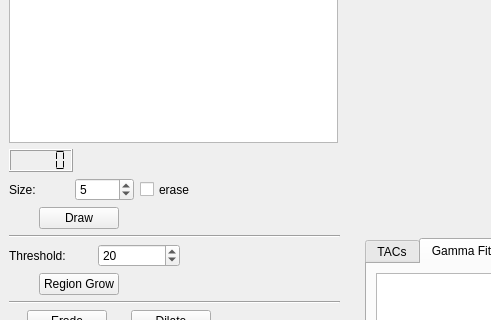
Old version of the form main/KardioPerfusion.ui in the repository CardiacImagingCharite/CardiacPerfusion; both pictures show x 0 to 491 and y 225 to 545 of the 1182 by 905 pixel window.
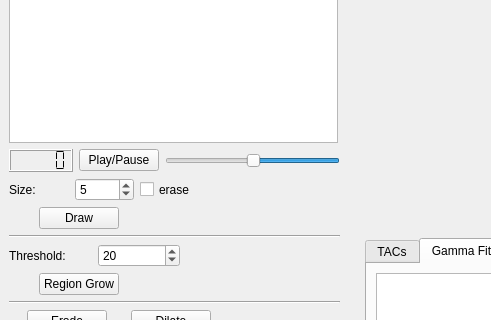
New version of the form. Icons and pictures are not drawn. Custom widgets are drawn as their Qt base class.

Commit message: first version of image play loop

Patch:
```diff
--- a/main/KardioPerfusion.ui
+++ b/main/KardioPerfusion.ui
@@ -112,17 +112,33 @@
              </widget>
             </item>
             <item>
-             <spacer name="horizontalSpacer_13">
+             <widget class="QPushButton" name="btn_play">
+              <property name="text">
+               <string>Play/Pause</string>
+              </property>
+             </widget>
+            </item>
+            <item>
+             <widget class="QSlider" name="slider_loopSpeed">
+              <property name="minimum">
+               <number>1</number>
+              </property>
+              <property name="maximum">
+               <number>100</number>
+              </property>
+              <property name="value">
+               <number>50</number>
+              </property>
+              <property name="sliderPosition">
+               <number>50</number>
+              </property>
               <property name="orientation">
                <enum>Qt::Horizontal</enum>
               </property>
-              <property name="sizeHint" stdset="0">
-               <size>
-                <width>40</width>
-                <height>20</height>
-               </size>
+              <property name="invertedAppearance">
+               <bool>true</bool>
               </property>
-             </spacer>
+             </widget>
             </item>
            </layout>
           </item>
```
The commit also changes 2 other files.
